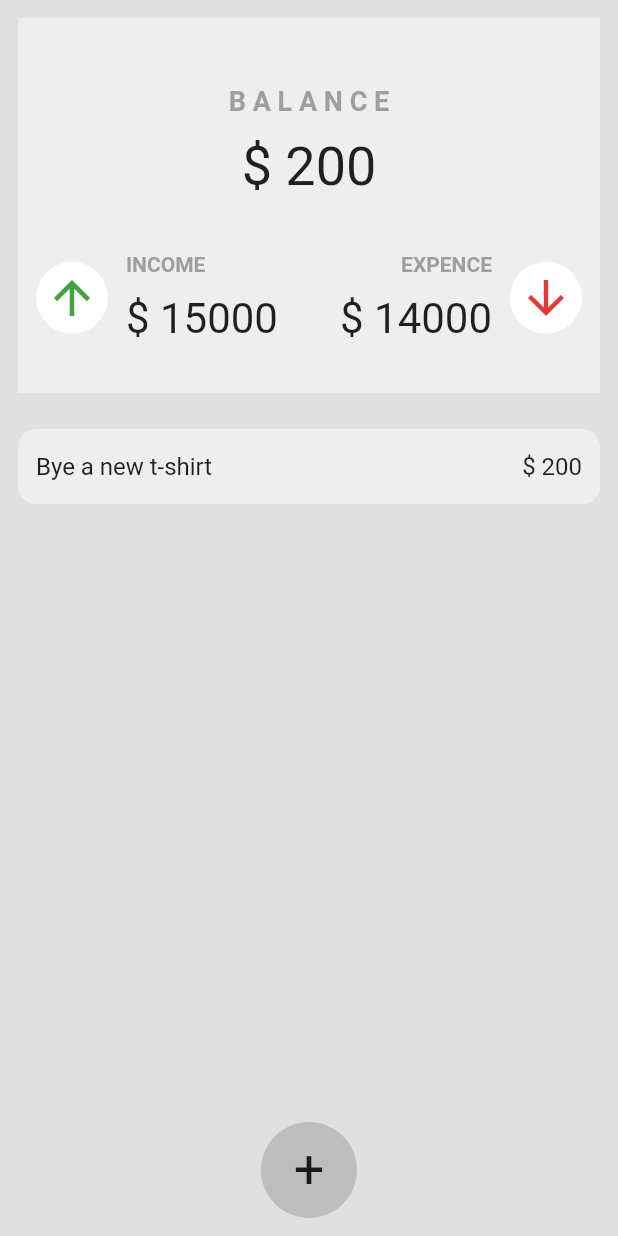
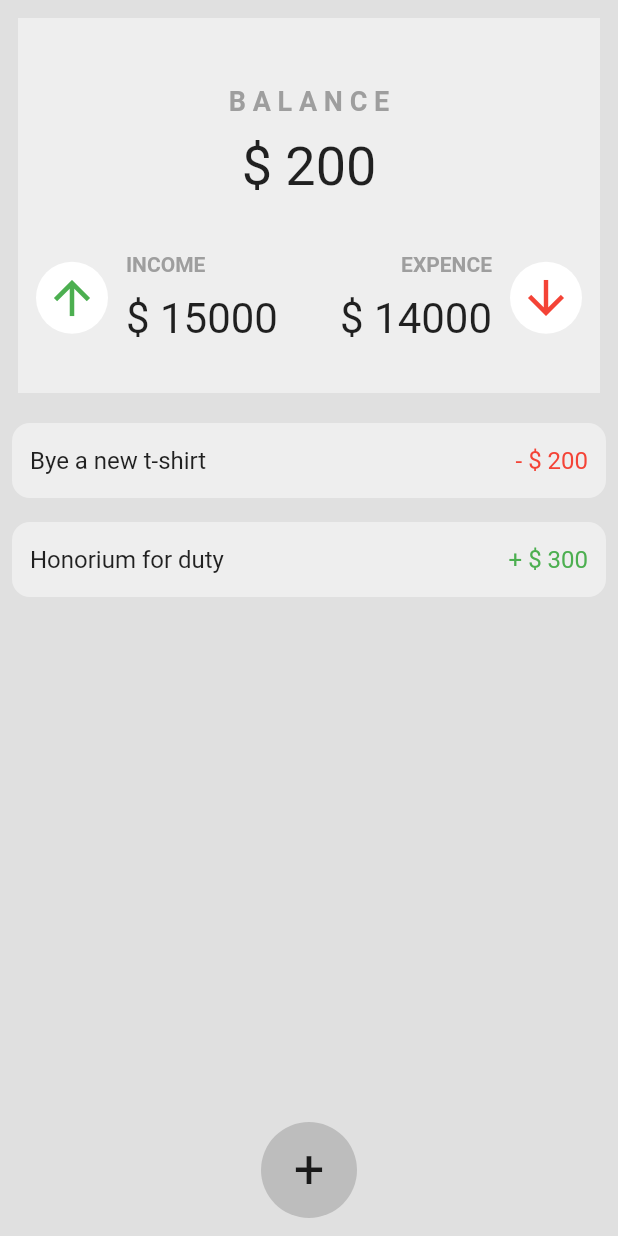
Before and after one commit to soikat77/sheet, a Flutter app: the screen it shows after launch, on a phone screen of 412 x 824 dp. Run offline on Flutter 3.47's test engine with Material 2 defaults, Android fonts, the phone set to English and light mode, and no system bars; missing offline and left inert: gsheets; key blocks and very long unbroken strings in the code were emptied for the run.

Commit message:
little change

```diff
--- a/lib/google_sheets_api.dart
+++ b/lib/google_sheets_api.dart
@@ -29,6 +29,11 @@ class GoogleSheetsApi {
   // declare worksheet by title
   static Worksheet? _worksheet;
 
+  // keeping track of
+  static int tansactionCount = 0;
+  static List<List<dynamic>> currentTransactions = [];
+  static bool loading = true;
+
   // init spreadsheet
   Future init() async {
     final ss = await _gsheets.spreadsheet(_spreadsheetId);
--- a/lib/home_page.dart
+++ b/lib/home_page.dart
@@ -24,17 +24,20 @@ class _HomePageState extends State<HomePage> {
                 expence: '14000',
               ),
               Expanded(
-                child: Container(
                 child: Center(
                   child: Column(
-                      children: [
+                    children: const [
                       Transaction(
                         transaction: 'Bye a new t-shirt',
                         ammount: '200',
-                          incomeOrExp: 'exp',
+                        incomeOrExp: 'expence',
+                      ),
+                      Transaction(
+                        transaction: 'Honorium for duty',
+                        ammount: '300',
+                        incomeOrExp: 'income',
                       ),
                     ],
-                    ),
                   ),
                 ),
               ),
--- a/lib/main.dart
+++ b/lib/main.dart
@@ -1,8 +1,11 @@
 import 'package:flutter/material.dart';
 import 'package:gsheets/gsheets.dart';
+import 'package:sheet/google_sheets_api.dart';
 import 'package:sheet/home_page.dart';
 
 void main() async {
+  WidgetsFlutterBinding.ensureInitialized();
+  GoogleSheetsApi().init();
   runApp(const MyApp());
 }
 
--- a/lib/top_card.dart
+++ b/lib/top_card.dart
@@ -51,10 +51,10 @@ class TopNeuCard extends StatelessWidget {
                         borderRadius: BorderRadius.circular(50),
                         color: Colors.white,
                       ),
-                      child: Icon(
+                      child: const Icon(
                         Icons.arrow_upward,
                         size: 36,
-                        color: Colors.green[600],
+                        color: Colors.green,
                       ),
                     ),
                     const SizedBox(width: 12.0),
@@ -106,10 +106,10 @@ class TopNeuCard extends StatelessWidget {
                         borderRadius: BorderRadius.circular(50),
                         color: Colors.white,
                       ),
-                      child: Icon(
+                      child: const Icon(
                         Icons.arrow_downward,
                         size: 36,
-                        color: Colors.red[600],
+                        color: Colors.red,
                       ),
                     ),
                   ],
--- a/lib/transactions.dart
+++ b/lib/transactions.dart
@@ -13,7 +13,7 @@ class Transaction extends StatelessWidget {
   @override
   Widget build(BuildContext context) {
     return Padding(
-      padding: const EdgeInsets.all(12.0),
+      padding: const EdgeInsets.all(8.0),
       child: ClipRRect(
         borderRadius: BorderRadius.circular(12),
         child: Container(
@@ -32,9 +32,11 @@ class Transaction extends StatelessWidget {
                     ),
                   ),
                   Text(
-                    '\$ $ammount',
-                    style: const TextStyle(
+                    '${incomeOrExp == 'expence' ? ' - ' : ' + '}\$ $ammount',
+                    style: TextStyle(
                       fontSize: 16,
+                      color:
+                          incomeOrExp == 'expence' ? Colors.red : Colors.green,
                     ),
                   ),
                 ],
```
Lines whose indentation alone changed are shown as unchanged.
